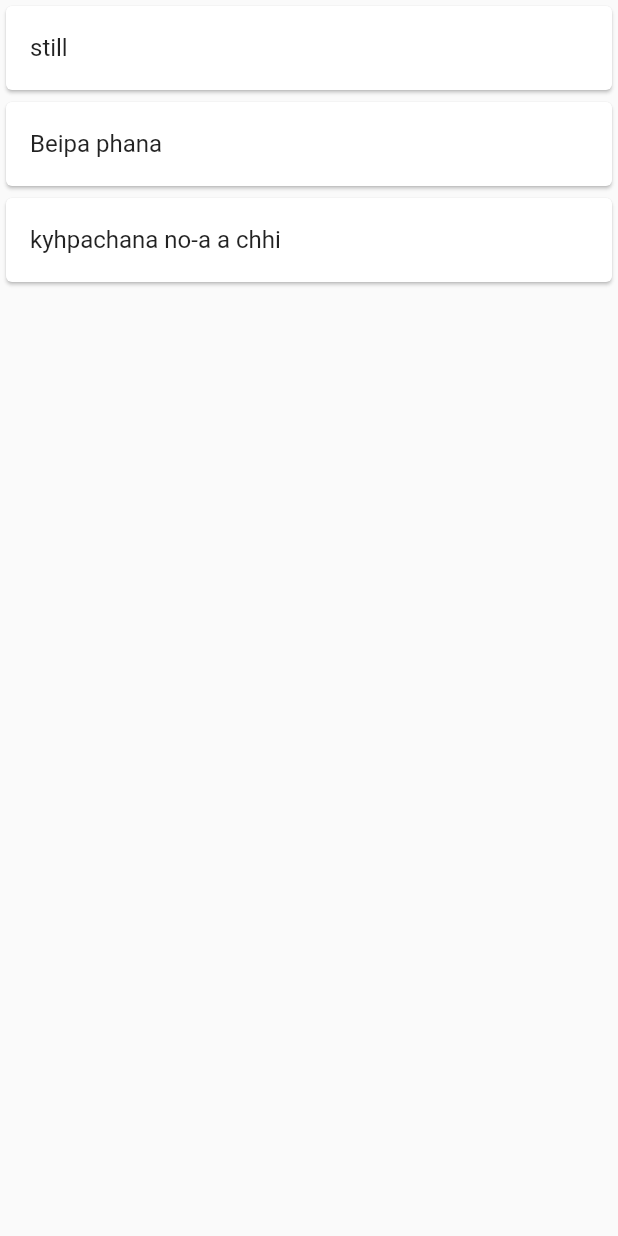
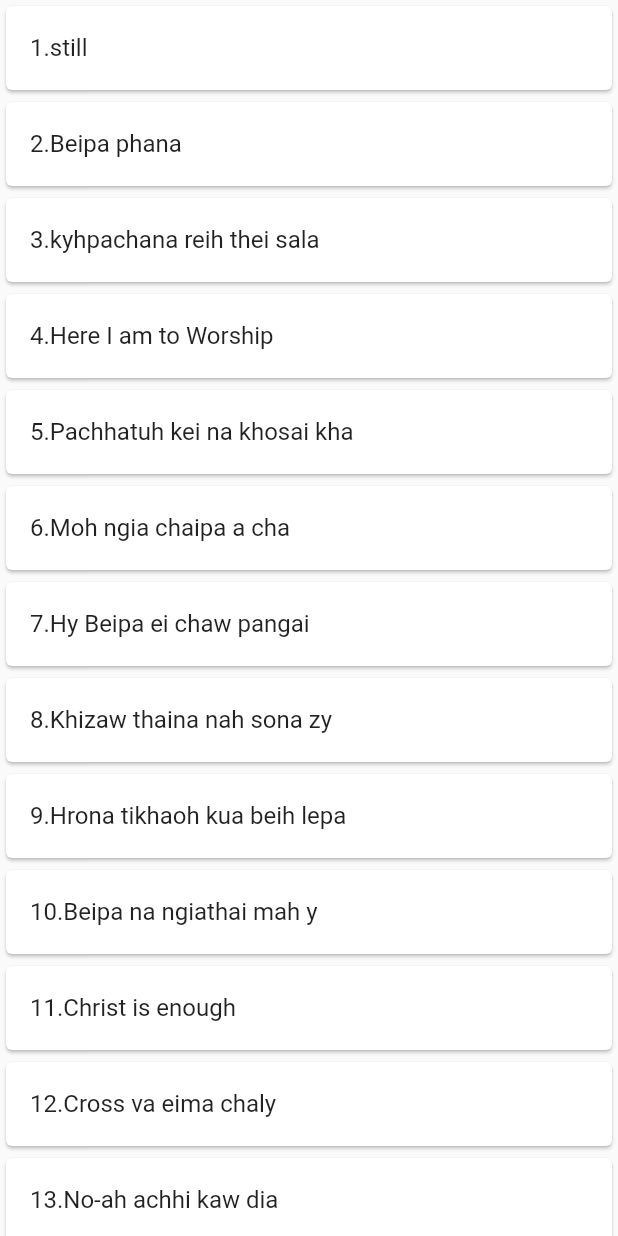
Before and after one commit to stevenfachhai/wlm, a Flutter app: the TitlesScreen screen opened directly, on a phone screen of 412 x 824 dp. Run offline on Flutter 3.47's test engine with Material 2 defaults, Android fonts, the phone set to English and light mode, and no system bars.

Commit message:
change song title

```diff
--- a/lib/screens/home_screen.dart
+++ b/lib/screens/home_screen.dart
@@ -38,7 +38,8 @@ class HomeScreen extends StatelessWidget {
               ),
               const SizedBox(height: 30),
               TextButton(
-                onPressed: () {},
+
+                onPressed: () {  },
                 child: const Text(
                   'Mizo',
                   style: TextStyle(fontSize: 30),
--- a/lib/screens/titles_screen.dart
+++ b/lib/screens/titles_screen.dart
@@ -1,5 +1,6 @@
 import 'package:flutter/material.dart';
-import 'package:wlm/songs/song_titles.dart';
+import '../song/song_titles.dart';
+
 
 class TitlesScreen extends StatelessWidget {
   const TitlesScreen({ Key? key }) : super(key: key);
--- /dev/null
+++ b/lib/song/song_titles.dart
@@ -0,0 +1,28 @@
+const maraSongTitles = [
+  '1.still',
+  '2.Beipa phana',
+  '3.kyhpachana reih thei sala',
+  '4.Here I am to Worship',
+  '5.Pachhatuh kei na khosai kha',
+  '6.Moh ngia chaipa a cha',
+  '7.Hy Beipa ei chaw pangai',
+  '8.Khizaw thaina nah sona zy',
+  '9.Hrona tikhaoh kua beih lepa',
+  '10.Beipa na ngiathai mah y',
+  '11.Christ is enough',
+  '12.Cross va eima chaly',
+  '13.No-ah achhi kaw dia',
+  '14.Sakhih dâhphipa hawh Beipa',
+  '15.At the Cross',
+  '16.Eina chhi tyh',
+  '17.Aku thatlona chhoh lia',
+  '18.Hy Khazoh na',
+  '19.Khazohpa na hniapa',
+  '20.Na hro lia lyna na kho ma',
+  '21.Ei reithai lyma aw',
+  '22.Cha châla ei pasie chavei la ei pa hie',
+  '23.Hmotaotheina zy',
+  '24.Khizaw hmozy hma pata',
+  '25.Na molei phaohri pahlei na kho ma',
+  '26.Thlapa pathai',
+];
--- a/lib/songs/song_titles.dart
+++ /dev/null
@@ -1,5 +0,0 @@
-const maraSongTitles = [
-  'still',
-  'Beipa phana',
-  'kyhpachana no-a a chhi',
-];
```
